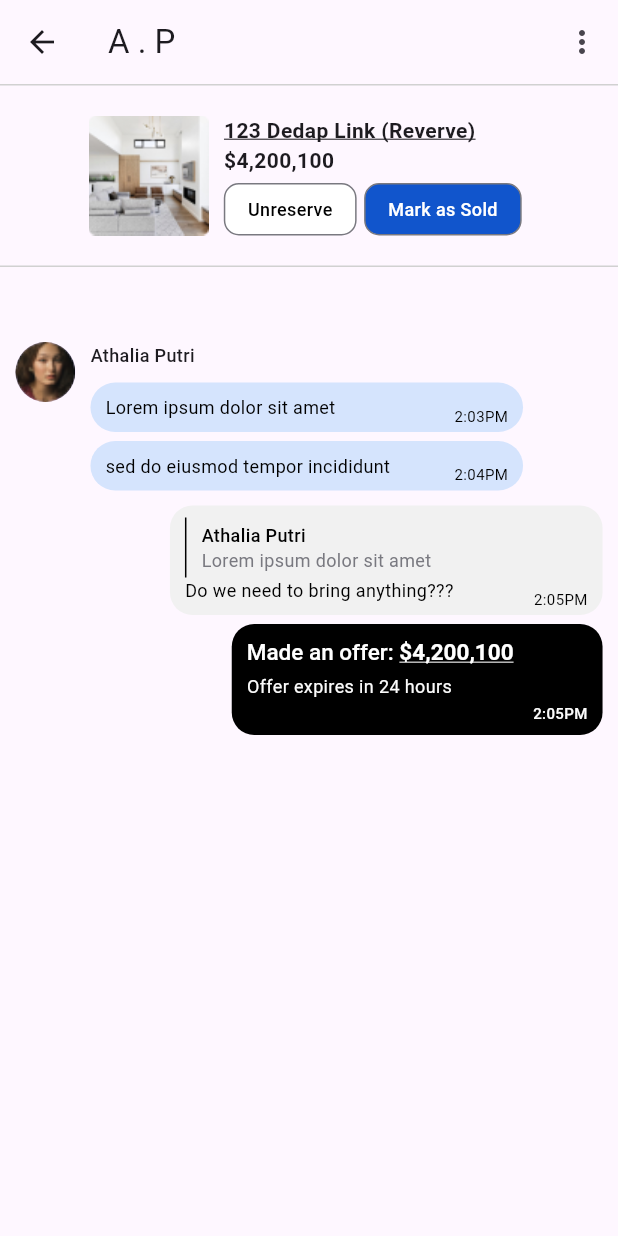
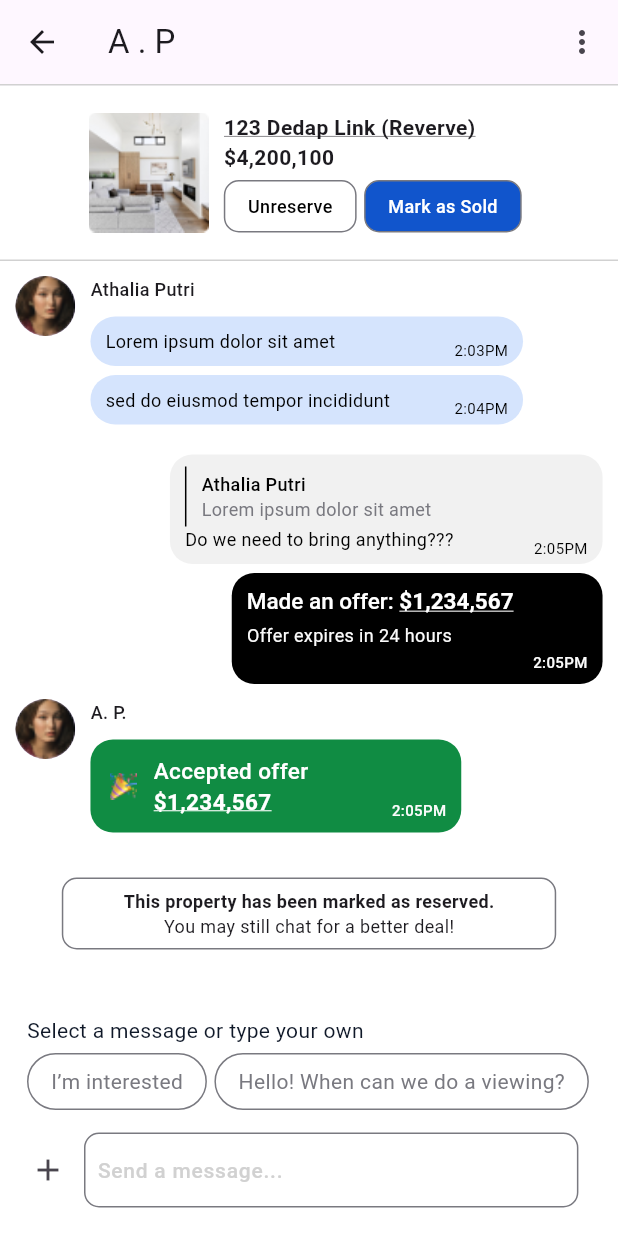
Before and after one commit to VNKaiSer/flutter_test, a Flutter app: the Screen1 screen opened directly, on a phone screen of 412 x 824 dp. Run offline on Flutter 3.47's test engine with Material 3 defaults, Android fonts, the phone set to English and light mode, and no system bars; Roboto replaces fonts that are missing (Manropeﬁﬁ).

Commit message:
feat: done test

```diff
--- /dev/null
+++ b/lib/components/chat_bottom_bar.dart
@@ -0,0 +1,84 @@
+import 'package:flutter/material.dart';
+import 'package:house_test/components/suggest_message.dart';
+
+class ChatBottomBar extends StatelessWidget {
+  const ChatBottomBar({
+    super.key,
+  });
+
+  @override
+  Widget build(BuildContext context) {
+    Size size = MediaQuery.of(context).size;
+    return Align(
+      alignment: Alignment.bottomCenter,
+      child: Container(
+        color: Colors.white,
+        padding: const EdgeInsets.symmetric(horizontal: 8, vertical: 4),
+        child: Column(
+          mainAxisSize: MainAxisSize.min,
+          mainAxisAlignment: MainAxisAlignment.center,
+          crossAxisAlignment: CrossAxisAlignment.start,
+          children: [
+            Container(
+              margin: const EdgeInsets.only(
+                left: 10,
+              ),
+              width: size.width,
+              child: const Column(
+                  crossAxisAlignment: CrossAxisAlignment.start,
+                  children: <Widget>[
+                    Text('Select a message or type your own',
+                        style: TextStyle(
+                            fontSize: 14,
+                            fontWeight: FontWeight.w400,
+                            color: Color(0xFF0F1828))),
+                    SingleChildScrollView(
+                      scrollDirection: Axis.horizontal,
+                      child: Row(children: <Widget>[
+                        SuggestMessage(
+                          message: "I’m interested",
+                        ),
+                        SuggestMessage(
+                          message: "Hello! When can we do a viewing?",
+                        )
+                      ]),
+                    )
+                  ]),
+            ),
+            Row(
+              children: <Widget>[
+                IconButton(
+                  icon: const Icon(Icons.add),
+                  onPressed: () {},
+                ),
+                Container(
+                  width: size.width * 0.8,
+                  padding: const EdgeInsets.symmetric(horizontal: 8),
+                  decoration: BoxDecoration(
+                    color: Colors.white,
+                    borderRadius: BorderRadius.circular(10),
+                    border:
+                        Border.all(color: const Color(0xFF797980), width: 1),
+                  ),
+                  child: const TextField(
+                    decoration: InputDecoration(
+                      hintText: 'Send a message...',
+                      border: InputBorder.none,
+                      hintStyle: TextStyle(
+                          fontWeight: FontWeight.w500,
+                          fontSize: 14,
+                          color: Color(0xFFD1D1D1)),
+                    ),
+                  ),
+                ),
+                const SizedBox(
+                  height: 80,
+                )
+              ],
+            ),
+          ],
+        ),
+      ),
+    );
+  }
+}
--- a/lib/components/chat_bubble.dart
+++ b/lib/components/chat_bubble.dart
@@ -11,6 +11,8 @@ class ChatBubble extends StatelessWidget {
     this.makeOffer,
     this.offerValue,
     this.offerTime,
+    this.acceptedOffer,
+    this.acceptedOfferValue,
   });
   final String? message;
   final String time;
@@ -20,10 +22,84 @@ class ChatBubble extends StatelessWidget {
   final bool? makeOffer;
   final String? offerValue;
   final String? offerTime;
+  final bool? acceptedOffer;
+  final String? acceptedOfferValue;
 
   @override
   Widget build(BuildContext context) {
     Size size = MediaQuery.of(context).size;
+    // Accepted offer
+    if (acceptedOffer ?? false == true) {
+      return Container(
+        margin: const EdgeInsets.only(top: 6),
+        constraints: BoxConstraints(
+          minWidth: size.width * 0.6,
+          maxWidth: size.width * 0.6,
+        ),
+        padding: const EdgeInsets.all(10),
+        decoration: BoxDecoration(
+          color: const Color(0xFF108C43),
+          borderRadius: BorderRadius.circular(15),
+        ),
+        child: Stack(
+          children: [
+            Row(
+              crossAxisAlignment: CrossAxisAlignment.center,
+              mainAxisSize: MainAxisSize.min,
+              mainAxisAlignment: MainAxisAlignment.center,
+              children: [
+                Image.asset(
+                  'assets/icons/congratulations.png',
+                  width: 24,
+                  height: 24,
+                ),
+                const SizedBox(width: 8),
+                Expanded(
+                  child: Column(
+                    crossAxisAlignment: CrossAxisAlignment.start,
+                    mainAxisSize: MainAxisSize.min,
+                    children: [
+                      const Text(
+                        'Accepted offer',
+                        style: TextStyle(
+                          color: Colors.white,
+                          fontSize: 15,
+                          fontWeight: FontWeight.w500,
+                        ),
+                      ),
+                      Text(
+                        '\$${acceptedOfferValue ?? ''}',
+                        style: const TextStyle(
+                          color: Colors.white,
+                          fontSize: 15,
+                          fontWeight: FontWeight.w700,
+                          decoration: TextDecoration.underline,
+                          decorationColor: Colors.white,
+                        ),
+                      ),
+                    ],
+                  ),
+                ),
+              ],
+            ),
+            Positioned(
+              bottom: -2,
+              right: 0,
+              child: Text(
+                time,
+                style: const TextStyle(
+                  color: Color(0xFFFBFBFB),
+                  fontSize: 10,
+                  fontWeight: FontWeight.w500,
+                ),
+              ),
+            ),
+          ],
+        ),
+      );
+    }
+
+    // Make offer
     if (makeOffer ?? false == true) {
       return Container(
         margin: const EdgeInsets.only(top: 6),
@@ -89,6 +165,7 @@ class ChatBubble extends StatelessWidget {
       );
     }
 
+    // Normal message
     return Container(
       margin: const EdgeInsets.only(top: 6),
       constraints: BoxConstraints(
@@ -138,9 +215,7 @@ class ChatBubble extends StatelessWidget {
                 ),
               ],
             ),
-          makeOffer ?? false == true
-              ? const SizedBox()
-              : Row(
+          Row(
             mainAxisSize: MainAxisSize.min,
             crossAxisAlignment: CrossAxisAlignment.end,
             children: <Widget>[
--- a/lib/components/chat_message.dart
+++ b/lib/components/chat_message.dart
@@ -17,7 +17,9 @@ class ChatMessage extends StatelessWidget {
 
   @override
   Widget build(BuildContext context) {
-    return Row(
+    return Container(
+      margin: const EdgeInsets.only(top: 10),
+      child: Row(
         crossAxisAlignment: CrossAxisAlignment.start,
         mainAxisAlignment:
             isMe! ? MainAxisAlignment.end : MainAxisAlignment.start,
@@ -52,11 +54,14 @@ class ChatMessage extends StatelessWidget {
                     makeOffer: messages[i]['make_offer'],
                     offerValue: messages[i]['offer_value'],
                     offerTime: messages[i]['offer_time'],
+                    acceptedOffer: messages[i]['accepted_offer'],
+                    acceptedOfferValue: messages[i]['accepted_offer_value'],
                   )
               ],
             ),
           )
         ],
+      ),
     );
   }
 }
--- a/lib/components/index.dart
+++ b/lib/components/index.dart
@@ -2,3 +2,5 @@ export 'button_chat_sale.dart';
 export 'product_sale.dart';
 export 'chat_bubble.dart';
 export 'chat_message.dart';
+export 'suggest_message.dart';
+export 'chat_bottom_bar.dart';
--- a/lib/components/product_sale.dart
+++ b/lib/components/product_sale.dart
@@ -16,7 +16,7 @@ class ProductSale extends StatelessWidget {
   @override
   Widget build(BuildContext context) {
     return Container(
-      padding: const EdgeInsets.all(20),
+      padding: const EdgeInsets.all(18),
       child:
           Row(mainAxisAlignment: MainAxisAlignment.center, children: <Widget>[
         Image.asset(imageUrl),
@@ -30,7 +30,8 @@ class ProductSale extends StatelessWidget {
                 style: const TextStyle(
                     fontSize: 14,
                     fontWeight: FontWeight.w700,
-                    decoration: TextDecoration.underline),
+                    decoration: TextDecoration.underline,
+                    decorationThickness: 0.5),
               ),
               Text(
                 "\$$price",
--- /dev/null
+++ b/lib/components/suggest_message.dart
@@ -0,0 +1,28 @@
+import 'package:flutter/material.dart';
+
+class SuggestMessage extends StatelessWidget {
+  const SuggestMessage({
+    super.key,
+    required this.message,
+  });
+  final String message;
+
+  @override
+  Widget build(BuildContext context) {
+    return Container(
+      margin: const EdgeInsets.only(right: 5, top: 5),
+      padding: const EdgeInsets.symmetric(
+        horizontal: 15,
+        vertical: 8,
+      ),
+      decoration: BoxDecoration(
+        borderRadius: BorderRadius.circular(51),
+        border: Border.all(color: const Color(0xFF797980), width: 1),
+      ),
+      child: Text(
+        message,
+        style: const TextStyle(fontSize: 14, color: Color(0xFF797980)),
+      ),
+    );
+  }
+}
--- a/lib/screens/screen_1.dart
+++ b/lib/screens/screen_1.dart
@@ -1,5 +1,4 @@
 import 'package:flutter/material.dart';
-
 import '../components/index.dart';
 
 class Screen1 extends StatelessWidget {
@@ -9,6 +8,7 @@ class Screen1 extends StatelessWidget {
   Widget build(BuildContext context) {
     Size size = MediaQuery.of(context).size;
     return Scaffold(
+      backgroundColor: Colors.white,
       appBar: AppBar(
         centerTitle: false,
         title: const Text('A . P'),
@@ -27,7 +27,12 @@ class Screen1 extends StatelessWidget {
           ),
         ),
       ),
-      body: Center(
+      body: Stack(
+        children: <Widget>[
+          SingleChildScrollView(
+            child: Padding(
+              padding: const EdgeInsets.only(bottom: 70),
+              child: Center(
                 child: Column(
                   crossAxisAlignment: CrossAxisAlignment.center,
                   children: <Widget>[
@@ -43,11 +48,7 @@ class Screen1 extends StatelessWidget {
                       thickness: 1.0,
                       color: Color(0xFFD1D1D1),
                     ),
-          Container(
-            height: 50,
-          ),
-          SingleChildScrollView(
-            child: SizedBox(
+                    SizedBox(
                       width: size.width * 0.95,
                       child: const Column(
                         crossAxisAlignment: CrossAxisAlignment.center,
@@ -62,7 +63,8 @@ class Screen1 extends StatelessWidget {
                                   'time': "2:03PM"
                                 },
                                 {
-                          'messages': "sed do eiusmod tempor incididunt",
+                                  'messages':
+                                      "sed do eiusmod tempor incididunt",
                                   'time': "2:04PM"
                                 },
                               ]),
@@ -83,17 +85,57 @@ class Screen1 extends StatelessWidget {
                                 },
                                 {
                                   "make_offer": true,
-                          "offer_value": "4,200,100",
+                                  "offer_value": "1,234,567",
                                   "offer_time": "24",
                                   "time": "2:05PM"
                                 },
-                      ])
+                              ]),
+                          ChatMessage(
+                              sender: "A. P.",
+                              avatarUrl: "assets/images/customer_avt.png",
+                              messages: [
+                                {
+                                  'accepted_offer': true,
+                                  'accepted_offer_value': '1,234,567',
+                                  'time': "2:05PM"
+                                },
+                              ]),
+                        ],
+                      ),
+                    ),
+                    const SizedBox(
+                      height: 30,
+                    ),
+                    Center(
+                      child: Container(
+                        padding: const EdgeInsets.symmetric(
+                            horizontal: 8, vertical: 6),
+                        width: size.width * 0.8,
+                        decoration: BoxDecoration(
+                          color: Colors.white,
+                          borderRadius: BorderRadius.circular(10),
+                          border: Border.all(
+                              color: const Color(0xFF797980), width: 1),
+                        ),
+                        child: const Column(children: <Widget>[
+                          Text('This property has been marked as reserved.',
+                              style: TextStyle(
+                                  fontWeight: FontWeight.w700, fontSize: 12)),
+                          Text('You may still chat for a better deal!',
+                              style: TextStyle(
+                                  fontWeight: FontWeight.w400, fontSize: 12))
+                        ]),
+                      ),
+                    )
                   ],
                 ),
               ),
             ),
+          ),
+          // Bottom bar
+          const ChatBottomBar(),
         ],
-      )),
+      ),
     );
   }
 }
```
Also changed, not shown: assets/icons/congratulations.png (added). Lines whose indentation alone changed are shown as unchanged.
